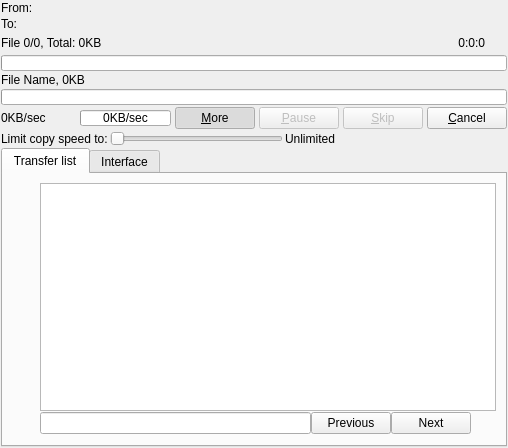
First picture: the form in plugins/Themes/Oxygen/interface.ui, repository alphaonex86/Ultracopier, before the edit.
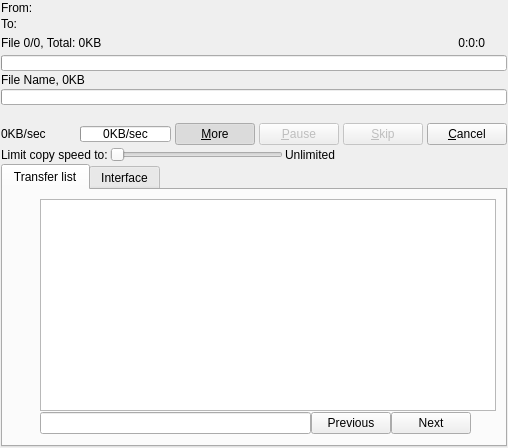
Second picture: the form after the edit. Icons and pictures are not drawn.

Commit message: Improve the options loading, add ultimate link

```diff
--- a/plugins/Themes/Oxygen/interface.ui
+++ b/plugins/Themes/Oxygen/interface.ui
@@ -174,6 +174,16 @@
      </property>
     </widget>
    </item>
+   <item>
+    <widget class="QLabel" name="ad_ultimate">
+     <property name="textFormat">
+      <enum>Qt::RichText</enum>
+     </property>
+     <property name="openExternalLinks">
+      <bool>true</bool>
+     </property>
+    </widget>
+   </item>
    <item>
     <layout class="QHBoxLayout">
      <property name="spacing">
```
The commit also changes 5 other files.
